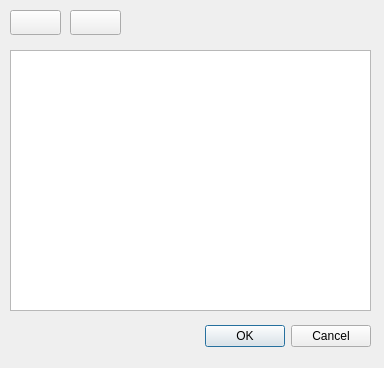
Qt form src/dialogs/colourmanagerdialog.ui (PhotoFlare/photoflare) before a commit.
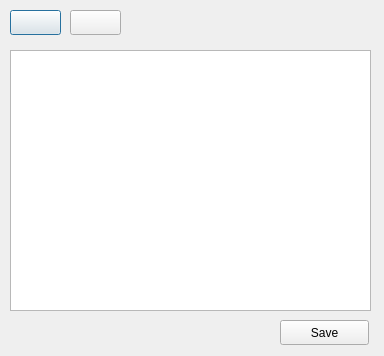
The same form after that commit. Icons and pictures are not drawn.

Commit message: Fix size for QLabel to display

Patch:
```diff
--- a/src/dialogs/colourmanagerdialog.ui
+++ b/src/dialogs/colourmanagerdialog.ui
@@ -7,28 +7,12 @@
     <x>0</x>
     <y>0</y>
     <width>384</width>
-    <height>368</height>
+    <height>356</height>
    </rect>
   </property>
   <property name="windowTitle">
    <string>Colour palettes</string>
   </property>
-  <widget class="QDialogButtonBox" name="buttonBox">
-   <property name="geometry">
-    <rect>
-     <x>30</x>
-     <y>320</y>
-     <width>341</width>
-     <height>32</height>
-    </rect>
-   </property>
-   <property name="orientation">
-    <enum>Qt::Horizontal</enum>
-   </property>
-   <property name="standardButtons">
-    <set>QDialogButtonBox::Cancel|QDialogButtonBox::Ok</set>
-   </property>
-  </widget>
   <widget class="QListWidget" name="listWidget">
    <property name="geometry">
     <rect>
@@ -73,6 +57,19 @@
      <normaloff>.</normaloff>.</iconset>
    </property>
   </widget>
+  <widget class="QPushButton" name="pushButton">
+   <property name="geometry">
+    <rect>
+     <x>280</x>
+     <y>320</y>
+     <width>89</width>
+     <height>25</height>
+    </rect>
+   </property>
+   <property name="text">
+    <string>Save</string>
+   </property>
+  </widget>
  </widget>
  <resources/>
  <connections>
```
Left out of the diff: 35 changed lines with no effect on the pictures. The commit also changes 1 other file.
